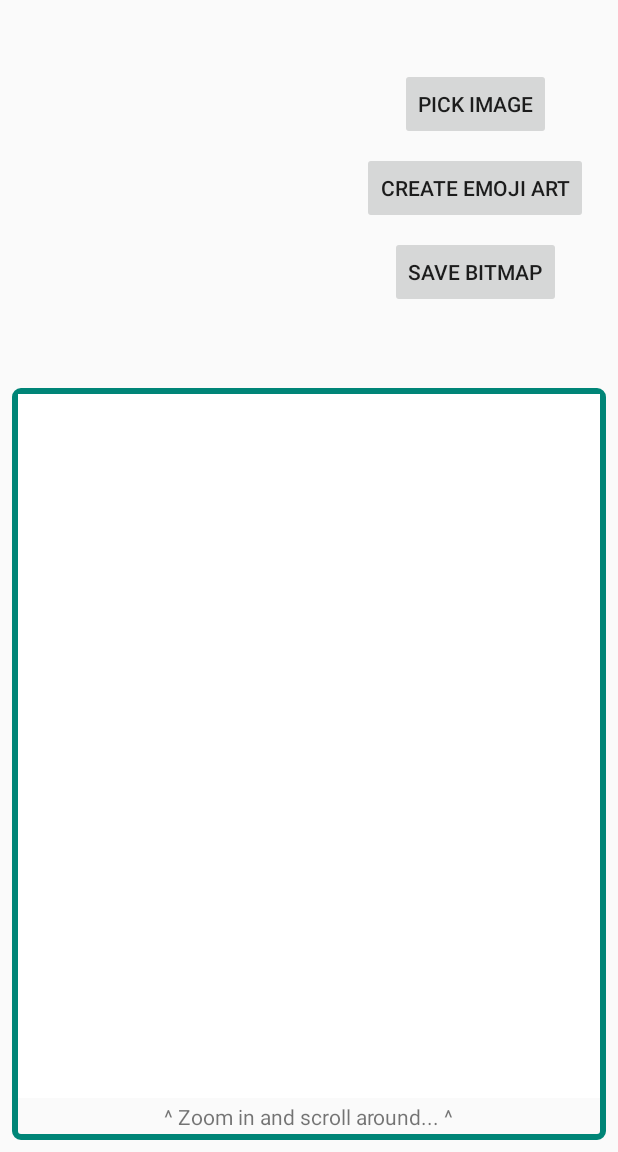
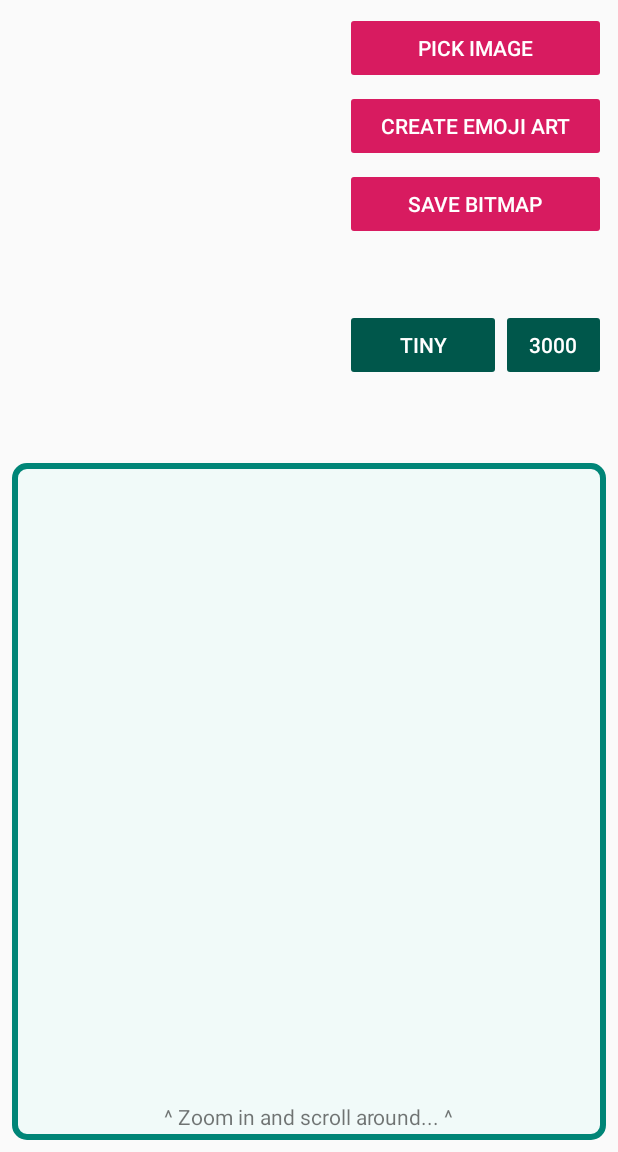
Before and after one commit to wintren/pixmoji, an Android app: the screen it shows after launch (MainActivity), on a phone screen of 412 x 824 dp, the part 84-1236 px from its top. Run offline under Robolectric (Android 15) with nearby library versions, the phone set to English and light mode, and no system bars; our stand-ins replace RxJava, data binding; libraries missing offline, so code that uses them is left out: androidx.emoji.text.

Commit message:
Added variables and buttons for emojiScale and canvasScale

```diff
--- a/app/src/main/java/rocks/wintren/pixmoji/MainActivity.kt
+++ b/app/src/main/java/rocks/wintren/pixmoji/MainActivity.kt
@@ -5,7 +5,11 @@ import android.widget.ImageView
 import androidx.appcompat.app.AppCompatActivity
 import androidx.core.view.children
 import androidx.databinding.DataBindingUtil
+import androidx.lifecycle.LifecycleOwner
+import androidx.lifecycle.LiveData
+import androidx.lifecycle.Observer
 import androidx.lifecycle.ViewModelProvider
+import kotlinx.android.synthetic.main.activity_main.*
 import kotlinx.android.synthetic.main.activity_main2.*
 import rocks.wintren.pixmoji.databinding.ActivityMainBinding
 
@@ -24,6 +28,10 @@ class MainActivity : AppCompatActivity() {
             DataBindingUtil.setContentView(this, R.layout.activity_main)
         binding.lifecycleOwner = this
         binding.viewModel = viewModel
+
+        viewModel.resetZoom.observe(this) {
+            zoomLayout.resetZoom()
+        }
     }
 
     private fun measureEmojis() {
--- a/app/src/main/java/rocks/wintren/pixmoji/MainViewModel.kt
+++ b/app/src/main/java/rocks/wintren/pixmoji/MainViewModel.kt
@@ -6,39 +6,49 @@ import androidx.lifecycle.MutableLiveData
 
 class MainViewModel : BaseViewModel() {
 
+    private var emojiScale = EmojiBitmapFactory.EmojiScale.Tiny
+    private var canvasSize = 3_000
+
     val originalImage: MutableLiveData<Drawable> = mutableLiveDataOf()
     val emojiArtwork: MutableLiveData<Bitmap> = mutableLiveDataOf()
     val showLoading: MutableLiveData<Boolean> = mutableLiveDataOf(false)
+    val pickOriginalAvailable: MutableLiveData<Boolean> = mutableLiveDataOf(true)
+    val createArtworkAvailable: MutableLiveData<Boolean> = mutableLiveDataOf(false)
+    val saveArtworkAvailable: MutableLiveData<Boolean> = mutableLiveDataOf(false)
     val loadingLabel: MutableLiveData<String> = mutableLiveDataOf()
+    val emojiSizeLabel: MutableLiveData<String> = mutableLiveDataOf(emojiScale.name)
+    val canvasSizeLabel: MutableLiveData<String> = mutableLiveDataOf("$canvasSize")
+    val resetZoom: SingleLiveEvent<Unit> = SingleLiveEvent()
+
+
+    fun onEmojiSizeClick() {
+        emojiScale = emojiScale.next()
+        emojiSizeLabel.value = emojiScale.name
+    }
+
+    fun onCanvasSizeClick() {
+        val index = canvasSizes.indexOf(canvasSize)
+        canvasSize = canvasSizes[(index + 1) % canvasSizes.size]
+        canvasSizeLabel.value = "$canvasSize"
+    }
 
     fun onPickImageClick() {
+        val randomFile = files.random()
 
+        originalImage.value = PixMojiApp.appContext.getDrawableFromAssets(randomFile)
+        createArtworkAvailable.value = true
+        saveArtworkAvailable.value = false
+        emojiArtwork.value = null
+
+        resetZoom.call()
     }
 
     fun onCreateArtClick() {
-
-        val file = "sonic2.png"
-        val emojiScale = EmojiBitmapFactory.EmojiScale.Tiny
-        val imageScale = 6_000
         // 10_000 | 01:12:061
         // 20_000 | 05:01:198 Looks really ugly, emojis start re-appearing
-        createArt(file, emojiScale, imageScale)
-    }
-
-    fun onSaveClick() {
-
-    }
-
-    private fun createArt(
-        file: String,
-        emojiScale: EmojiBitmapFactory.EmojiScale,
-        imageScale: Int
-    ) {
-        val context = PixMojiApp.appContext
-        originalImage.value = context.getDrawableFromAssets(file)
-        val drawable = context.getDrawableFromAssets(file)
+        val drawable = originalImage.value ?: return
         val emojiFactory = EmojiBitmapFactory(emojiScale)
-        emojiFactory.createArtwork(drawable, emojiScale, imageScale)
+        emojiFactory.createArtwork(drawable, emojiScale, canvasSize)
             .observeOn(mainScheduler)
             .subscribe { update ->
                 when (update) {
@@ -46,9 +56,20 @@ class MainViewModel : BaseViewModel() {
                         showLoading.value = false
                         loadingLabel.value = null
                         emojiArtwork.value = update.artwork
+
+                        createArtworkAvailable.value = true
+                        saveArtworkAvailable.value = true
+                        pickOriginalAvailable.value = true
                     }
                     is EmojiBitmapFactory.CreateArtworkUpdate.InProgress -> {
+                        emojiArtwork.value = null
+                        resetZoom.call()
                         showLoading.value = true
+
+                        pickOriginalAvailable.value = false
+                        createArtworkAvailable.value = false
+                        saveArtworkAvailable.value = false
+
                         loadingLabel.value = "${update.percentage}%"
                     }
                 }
@@ -56,4 +77,22 @@ class MainViewModel : BaseViewModel() {
 
     }
 
+    fun onSaveClick() {
+        // ToDo
+    }
+
+    private companion object {
+        private val canvasSizes = listOf(1000, 3000, 5000, 9999)
+        private val files = listOf(
+            "landscape.jpeg",
+            "link.jpg",
+            "mario.png",
+            "mario_cart.jpg",
+            "milo.png",
+            "pikachu.jpg",
+            "sonic.jpg",
+            "sonic2.png"
+        )
+    }
+
 }
--- a/app/src/main/java/rocks/wintren/pixmoji/MixedUtil.kt
+++ b/app/src/main/java/rocks/wintren/pixmoji/MixedUtil.kt
@@ -156,12 +156,15 @@ fun getClosestColor(pixelColor: Int): Int {
         .first()
 }
 
+const val TRANSPARENT = ".transparent"
+
 fun getClosestEmoji(pixelColor: Int): String {
     return colors
         .map { color -> color to colorDistance(pixelColor, color) }
         .sortedBy { it.second }
         .map { it.first }
-        .first().let { emojis.getValue(it) }
+        .first()
+        .let { emojis.getValue(it) }
 }
 
 fun colorDistance(colorInt1: Int, colorInt2: Int): Double {
--- /dev/null
+++ b/app/src/main/java/rocks/wintren/pixmoji/SingleLiveEvent.kt
@@ -0,0 +1,68 @@
+package rocks.wintren.pixmoji
+
+/*
+ *  Copyright 2017 Google Inc.
+ *
+ *  Licensed under the Apache License, Version 2.0 (the "License");
+ *  you may not use this file except in compliance with the License.
+ *  You may obtain a copy of the License at
+ *
+ *      http://www.apache.org/licenses/LICENSE-2.0
+ *
+ *  Unless required by applicable law or agreed to in writing, software
+ *  distributed under the License is distributed on an "AS IS" BASIS,
+ *  WITHOUT WARRANTIES OR CONDITIONS OF ANY KIND, either express or implied.
+ *  See the License for the specific language governing permissions and
+ *  limitations under the License.
+ */
+
+import android.util.Log
+import androidx.annotation.MainThread
+import androidx.lifecycle.LifecycleOwner
+import androidx.lifecycle.MutableLiveData
+import androidx.lifecycle.Observer
+import java.util.concurrent.atomic.AtomicBoolean
+
+/**
+ * A lifecycle-aware observable that sends only new updates after subscription, used for events like
+ * navigation and Snackbar messages.
+ *
+ *
+ * This avoids a common problem with events: on configuration change (like rotation) an update
+ * can be emitted if the observer is active. This LiveData only calls the observable if there's an
+ * explicit call to setValue() or call().
+ *
+ *
+ * Note that only one observer is going to be notified of changes.
+ */
+class SingleLiveEvent<T> : MutableLiveData<T>() {
+    private val pending = AtomicBoolean(false)
+    @MainThread
+    override fun observe(owner: LifecycleOwner, observer: Observer<in T>) {
+        if (hasActiveObservers()) {
+            Log.w(TAG, "Multiple observers registered but only one will be notified of changes.")
+        }
+        // Observe the internal MutableLiveData
+        super.observe(owner, Observer { t ->
+            if (pending.compareAndSet(true, false)) {
+                observer.onChanged(t)
+            }
+        })
+    }
+
+    @MainThread
+    override fun setValue(t: T?) {
+        pending.set(true)
+        super.setValue(t)
+    }
+    /**
+     * Used for cases where T is Void, to make calls cleaner.
+     */
+    @MainThread
+    fun call() {
+        value = null
+    }
+    companion object {
+        private val TAG = "SingleLiveEvent"
+    }
+}
--- a/app/src/main/java/rocks/wintren/pixmoji/ViewBindings.kt
+++ b/app/src/main/java/rocks/wintren/pixmoji/ViewBindings.kt
@@ -19,6 +19,11 @@ fun ImageView.bindingSetDrawable(drawable: Drawable?) {
     setImageDrawable(drawable)
 }
 
+@BindingAdapter("enabled")
+fun View.bindingSetEnabled(enabled: Boolean?) {
+    isEnabled = enabled ?: return
+}
+
 @BindingAdapter("visibleElseGone")
 fun View.bindingVisibleElseGone(visible: Boolean?) {
     this.visibility = if (visible == true) VISIBLE else GONE
--- a/app/src/main/res/drawable/outline.xml
+++ b/app/src/main/res/drawable/outline.xml
@@ -1,8 +1,8 @@
 <?xml version="1.0" encoding="utf-8"?>
 <shape xmlns:android="http://schemas.android.com/apk/res/android">
-    <corners android:radius="4dp" />
+    <corners android:radius="8dp" />
     <stroke
         android:width="4dp"
         android:color="@color/colorPrimary" />
-    <!--    <solid android:color="#3152FFE3" />-->
+        <solid android:color="#0D52FFE3" />
 </shape>
--- a/app/src/main/res/layout/activity_main.xml
+++ b/app/src/main/res/layout/activity_main.xml
@@ -16,13 +16,13 @@
         android:clipChildren="false"
         android:clipToPadding="false"
         android:orientation="vertical"
-        android:weightSum="3"
+        android:weightSum="10"
         tools:context=".MainActivity">
 
         <androidx.constraintlayout.widget.ConstraintLayout
             android:layout_width="match_parent"
             android:layout_height="0dp"
-            android:layout_weight="1">
+            android:layout_weight="4">
 
             <ImageView
                 android:id="@+id/originalImage"
@@ -42,31 +42,68 @@
                 android:layout_height="match_parent"
                 android:gravity="center"
                 android:orientation="vertical"
+                android:paddingLeft="8dp"
+                android:paddingRight="8dp"
                 app:layout_constraintBottom_toBottomOf="parent"
                 app:layout_constraintEnd_toEndOf="parent"
                 app:layout_constraintStart_toEndOf="@id/originalImage"
                 app:layout_constraintTop_toTopOf="parent">
 
                 <Button
-                    android:layout_width="wrap_content"
+                    enabled="@{viewModel.pickOriginalAvailable}"
+                    android:layout_width="match_parent"
                     android:layout_height="wrap_content"
-                    android:layout_margin="4dp"
+                    android:layout_marginTop="8dp"
+                    android:backgroundTint="@color/colorAccent"
                     android:onClick="@{() -> viewModel.onPickImageClick()}"
-                    android:text="Pick Image" />
+                    android:text="Pick Image"
+                    android:textColor="#fff" />
 
                 <Button
-                    android:layout_width="wrap_content"
+                    enabled="@{viewModel.createArtworkAvailable}"
+                    android:layout_width="match_parent"
                     android:layout_height="wrap_content"
-                    android:layout_margin="4dp"
+                    android:layout_marginTop="4dp"
+                    android:backgroundTint="@color/colorAccent"
                     android:onClick="@{() -> viewModel.onCreateArtClick()}"
-                    android:text="Create Emoji Art" />
+                    android:text="Create Emoji Art"
+                    android:textColor="#fff" />
 
                 <Button
-                    android:layout_width="wrap_content"
+                    enabled="@{viewModel.saveArtworkAvailable}"
+                    android:layout_width="match_parent"
                     android:layout_height="wrap_content"
-                    android:layout_margin="4dp"
+                    android:layout_marginTop="4dp"
+                    android:backgroundTint="@color/colorAccent"
                     android:onClick="@{() -> viewModel.onSaveClick()}"
-                    android:text="Save Bitmap" />
+                    android:text="Save Bitmap"
+                    android:textColor="#fff" />
+
+                <LinearLayout
+                    android:layout_width="match_parent"
+                    android:layout_height="match_parent"
+                    android:gravity="center_vertical"
+                    android:orientation="horizontal"
+                    android:weightSum="100">
+
+                    <Button
+                        android:layout_width="0dp"
+                        android:layout_height="wrap_content"
+                        android:layout_weight="60"
+                        android:textColor="#fff"
+                        android:onClick="@{ () -> viewModel.onEmojiSizeClick() }"
+                        android:backgroundTint="@color/colorPrimaryDark"
+                        android:text="@{viewModel.emojiSizeLabel}" />
+
+                    <Button
+                        android:layout_width="0dp"
+                        android:textColor="#fff"
+                        android:onClick="@{ () -> viewModel.onCanvasSizeClick() }"
+                        android:backgroundTint="@color/colorPrimaryDark"
+                        android:layout_height="wrap_content"
+                        android:layout_weight="40"
+                        android:text="@{viewModel.canvasSizeLabel}" />
+                </LinearLayout>
 
             </LinearLayout>
 
@@ -76,22 +113,21 @@
             android:layout_width="match_parent"
             android:layout_height="0dp"
             android:layout_margin="8dp"
-            android:layout_weight="2"
+            android:layout_weight="6"
             android:background="@drawable/outline"
             android:clipChildren="true"
             android:padding="4dp">
 
             <rocks.wintren.pixmoji.ZoomLayout
+                android:id="@+id/zoomLayout"
                 android:layout_width="match_parent"
                 android:layout_height="match_parent"
-                android:layout_marginBottom="24dp"
-                android:background="#fff">
+                android:layout_marginBottom="24dp">
 
                 <ImageView
                     android:layout_width="match_parent"
                     android:layout_height="match_parent"
                     android:layout_gravity="center"
-                    android:background="#fff"
                     app:bitmap="@{viewModel.emojiArtwork}" />
 
             </rocks.wintren.pixmoji.ZoomLayout>
```
Also changed, not shown: app/src/main/java/rocks/wintren/pixmoji/EmojiBitmapFactory.kt (+20 -7 lines), app/src/main/java/rocks/wintren/pixmoji/LiveDataUtil.kt (+7 -0 lines), app/src/main/java/rocks/wintren/pixmoji/ZoomLayout.java (+9 -0 lines).
